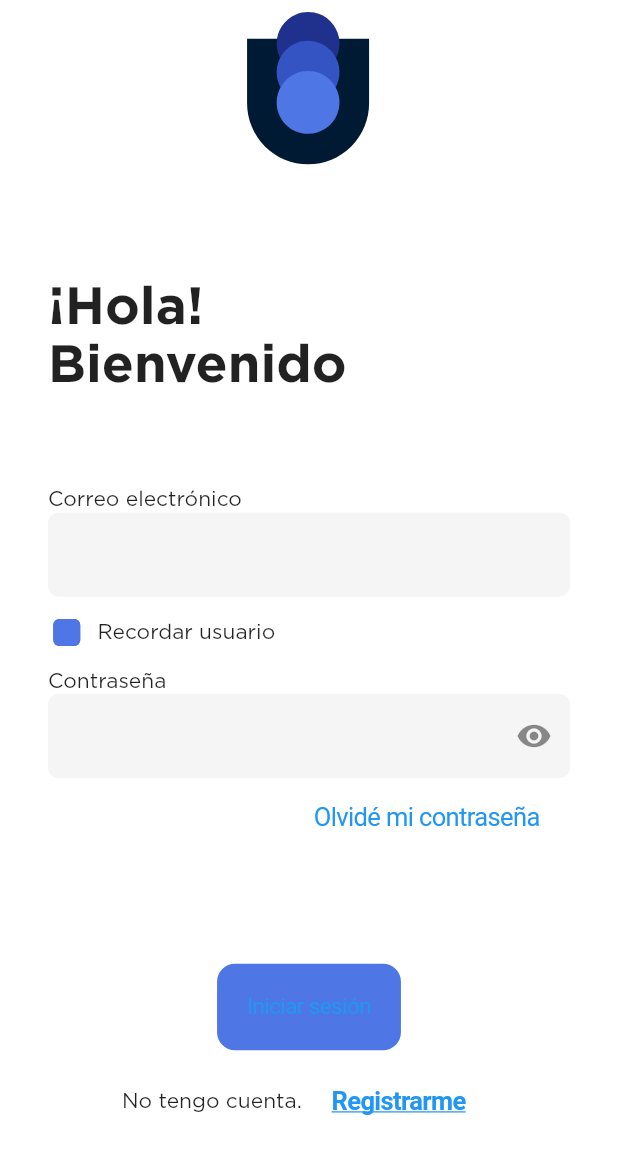
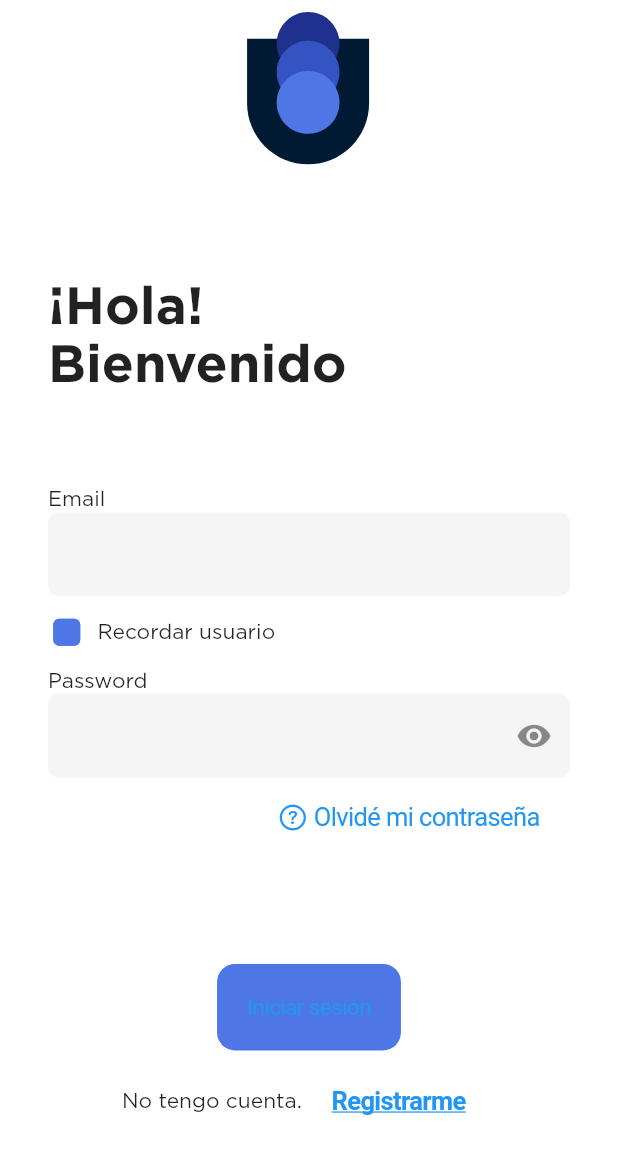
Before and after one commit to Alcancia-io/Alcancia-FrontEnd, a Flutter app: the LoginScreen screen opened by its route, on a phone screen of 412 x 824 dp. Shown: the top 1154 px of the screen. Run offline on Flutter 3.47's test engine with Material 2 defaults, Android fonts, the phone set to English and light mode, and no system bars; our stand-ins replace flutter_riverpod, flutter_svg, go_router, graphql_flutter; generated files the repository leaves out were written again; network calls fail.

Commit message:
Add localizations and form validation

```diff
--- /dev/null
+++ b/l10n.yaml
@@ -0,0 +1,3 @@
+arb-dir: lib/src/resources/l10n
+template-arb-file: app_en.arb
+output-localization-file: app_localizations.dart
--- a/lib/src/features/login/presentation/login_screen.dart
+++ b/lib/src/features/login/presentation/login_screen.dart
@@ -1,10 +1,13 @@
 import 'package:alcancia/src/resources/colors/colors.dart';
 import 'package:alcancia/src/shared/components/alcancia_button.dart';
 import 'package:alcancia/src/shared/components/alcancia_text_field.dart';
+import 'package:alcancia/src/shared/extensions/string_extensions.dart';
 import 'package:flutter/cupertino.dart';
 import 'package:flutter/material.dart';
 import 'package:flutter_riverpod/flutter_riverpod.dart';
 import 'package:flutter_svg/svg.dart';
+import 'package:go_router/go_router.dart';
+import 'package:flutter_gen/gen_l10n/app_localizations.dart';
 
 final rememberEmailProvider = StateProvider.autoDispose<bool>((ref) => false);
 
@@ -18,6 +21,7 @@ class LoginScreen extends ConsumerWidget {
     final size = MediaQuery.of(context).size;
     var isDarkMode = Theme.of(context).brightness == Brightness.dark;
     final rememberMe = ref.watch(rememberEmailProvider);
+    final appLocalization = AppLocalizations.of(context)!;
     return Scaffold(
       body: SafeArea(
         child: Padding(
@@ -50,11 +54,21 @@ class LoginScreen extends ConsumerWidget {
                         ],
                       ),
                       Form(
+                        autovalidateMode: AutovalidateMode.onUserInteraction,
                         child: Column(children: [
                           LabeledTextFormField(
-                              controller: TextEditingController(),
-                              labelText: "Correo electrónico",
-                              inputType: TextInputType.emailAddress),
+                            controller: TextEditingController(),
+                            labelText: appLocalization.email,
+                            inputType: TextInputType.emailAddress,
+                            validator: (value) {
+                              if (value == null || value.isEmpty) {
+                                return appLocalization.errorRequiredField;
+
+                              } else {
+                                return value.isValidEmail() ? null : appLocalization.errorEmailFormat;
+                              }
+                            },
+                          ),
                           Row(
                             mainAxisAlignment: MainAxisAlignment.start,
                             children: [
@@ -72,32 +86,43 @@ class LoginScreen extends ConsumerWidget {
                                     }),
                               ),
                               const Padding(
-                                padding: EdgeInsets.only(
-                                    left: 8.0),
+                                padding: EdgeInsets.only(left: 8.0),
                                 child: Text("Recordar usuario"),
                               ),
                             ],
                           ),
                           LabeledTextFormField(
                             controller: TextEditingController(),
-                            labelText: "Contraseña",
+                            labelText: appLocalization.password,
                             obscure: true,
                             suffixIcon: const Icon(true
                                 ? Icons.remove_red_eye
                                 : Icons.remove_red_eye_outlined),
+                            validator: (value) {
+                              if (value == null || value.isEmpty) {
+                                return appLocalization.errorRequiredField;
+                              }
+                            },
                           ),
                           Row(
                             mainAxisAlignment: MainAxisAlignment.end,
                             children: [
-                              //TODO: Question mark icon
-                              //Icon(Icons.question_mark, size: 16,),
                               CupertinoButton(
-                                  child: Text("Olvidé mi contraseña"),
+                                  child: Row(
+                                    children: const [
+                                      Padding(
+                                        padding: EdgeInsets.only(right: 4.0),
+                                        child: Icon(
+                                            CupertinoIcons.question_circle),
+                                      ),
+                                      Text("Olvidé mi contraseña"),
+                                    ],
+                                  ),
                                   onPressed: () {
                                     // TODO: Forgot Password navigation
-                                  })
+                                  }),
                             ],
-                          ),
+                          )
                         ]),
                       ),
                       Column(
--- /dev/null
+++ b/lib/src/resources/l10n/app_en.arb
@@ -0,0 +1,10 @@
+{
+  "helloWorld": "Hello World!",
+  "@helloWorld": {
+    "description": "The conventional newborn programmer greeting"
+  },
+  "email": "Email",
+  "password": "Password",
+  "errorRequiredField": "This field is mandatory",
+  "errorEmailFormat": "Are you sure?, verify your email"
+}
--- /dev/null
+++ b/lib/src/resources/l10n/app_es.arb
@@ -0,0 +1,7 @@
+{
+  "helloWorld": "¡Hola Mundo!",
+  "email": "Correo electrónico",
+  "password": "Contraseña",
+  "errorRequiredField": "Este campo es obligatorio",
+  "errorEmailFormat": "¿Estas seguro?, verifica tu correo"
+}
--- a/lib/src/shared/components/alcancia_text_field.dart
+++ b/lib/src/shared/components/alcancia_text_field.dart
@@ -8,13 +8,14 @@ class LabeledTextFormField extends StatelessWidget {
       this.suffixIcon,
       this.obscure = false,
       this.autofillHints,
-      this.inputType})
+      this.inputType,  this.validator,})
       : super(key: key);
 
   final TextEditingController controller;
   final String labelText;
   final bool obscure;
   final Icon? suffixIcon;
+  final String? Function(String?)? validator;
   final TextInputType? inputType;
   final Iterable<String>? autofillHints;
 
@@ -32,6 +33,7 @@ class LabeledTextFormField extends StatelessWidget {
           decoration: InputDecoration(
             suffixIcon: suffixIcon,
           ),
+          validator: validator,
         ),
       ],
     );
--- a/pubspec.yaml
+++ b/pubspec.yaml
@@ -29,7 +29,9 @@ environment:
 dependencies:
   flutter:
     sdk: flutter
-
+  flutter_localizations:
+    sdk: flutter
+  intl: ^0.17.0
 
   # The following adds the Cupertino Icons font to your application.
   # Use with the CupertinoIcons class for iOS style icons.
@@ -55,7 +57,7 @@ dev_dependencies:
 
 # The following section is specific to Flutter packages.
 flutter:
-
+  generate: true
   # The following line ensures that the Material Icons font is
   # included with your application, so that you can use the icons in
   # the material Icons class.
```
Also changed, not shown: lib/main.dart (+12 -0 lines), lib/src/shared/extensions/string_extensions.dart (added, +13 -0 lines), pubspec.lock, 1 other file.
